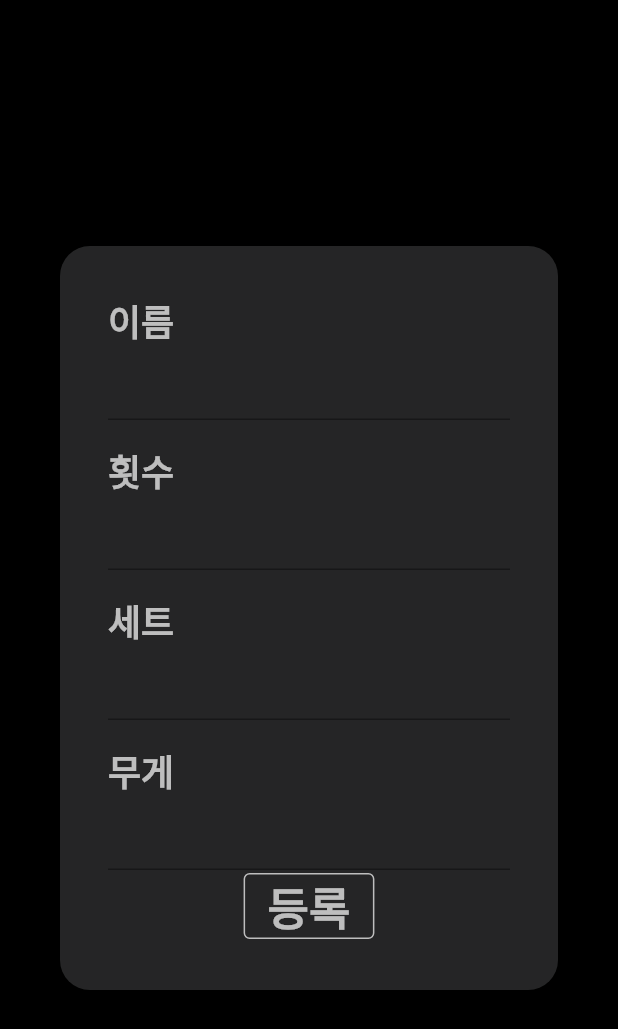
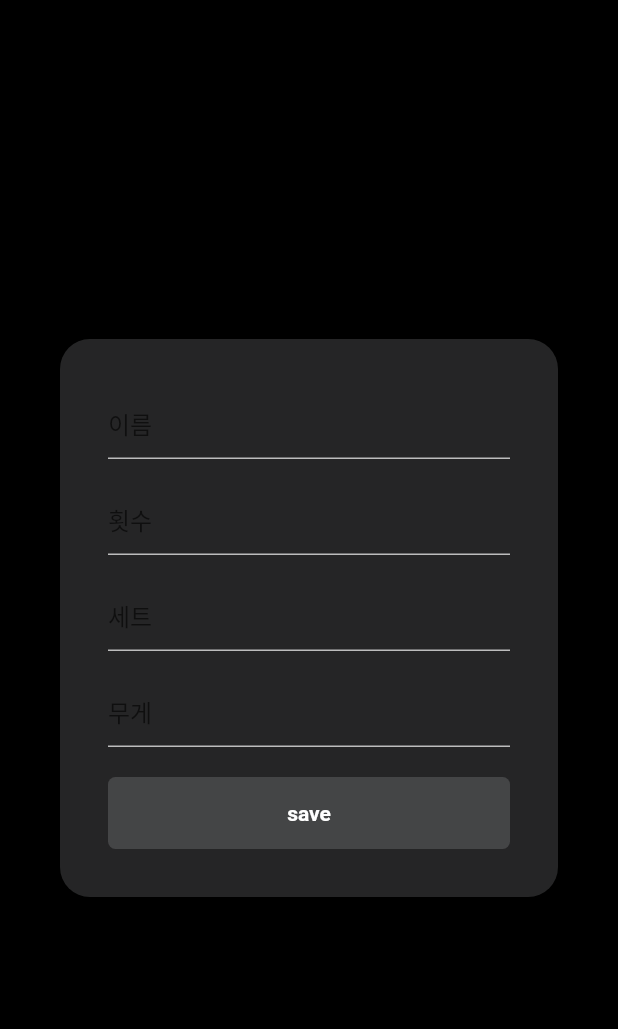
Before and after one commit to MindoongMinjun/workoutApp, a Flutter app: the InputDialog widget shown alone on an empty page, opened directly, on a phone screen of 412 x 824 dp. Shown: the top 1029 px of the screen. Run offline on Flutter 3.47's test engine with Material 2 defaults, Android fonts, the phone set to English and light mode, and no system bars; our stand-ins replace shared_preferences; accounts and stored records are empty.

Commit message:
validate form

```diff
--- a/lib/feature/input_screen/widgets/input_dialog.dart
+++ /dev/null
@@ -1,118 +0,0 @@
-import 'package:flutter/material.dart';
-import 'package:workout_routine/constants/gaps.dart';
-import 'package:workout_routine/constants/sizes.dart';
-
-class InputDialog extends StatefulWidget {
-  const InputDialog({super.key});
-
-  @override
-  State<InputDialog> createState() => _InputDialogState();
-}
-
-class _InputDialogState extends State<InputDialog> {
-  final TextEditingController _textEditingController = TextEditingController();
-  final _formKey = GlobalKey<FormState>();
-  @override
-  Widget build(BuildContext context) {
-    return Dialog(
-      backgroundColor: Theme.of(context).primaryColor,
-      shape: RoundedRectangleBorder(
-        borderRadius: BorderRadius.circular(
-          Sizes.size20,
-        ),
-      ),
-      child: Form(
-        key: _formKey,
-        child: Padding(
-          padding: const EdgeInsets.symmetric(
-            horizontal: Sizes.size32,
-            vertical: Sizes.size32,
-          ),
-          child: Column(
-            mainAxisSize: MainAxisSize.min,
-            crossAxisAlignment: CrossAxisAlignment.start,
-            children: [
-              const Text(
-                '이름',
-                style: TextStyle(
-                  color: Colors.white70,
-                  fontWeight: FontWeight.w600,
-                  fontSize: Sizes.size24,
-                ),
-              ),
-              TextFormField(
-                controller: _textEditingController,
-              ),
-              Gaps.v16,
-              const Text(
-                '횟수',
-                style: TextStyle(
-                  color: Colors.white70,
-                  fontWeight: FontWeight.w600,
-                  fontSize: Sizes.size24,
-                ),
-              ),
-              TextFormField(
-                controller: _textEditingController,
-                validator: (value) {
-                  if (value is! int) return "숫자 입력";
-                  return null;
-                },
-              ),
-              Gaps.v16,
-              const Text(
-                '세트',
-                style: TextStyle(
-                  color: Colors.white70,
-                  fontWeight: FontWeight.w600,
-                  fontSize: Sizes.size24,
-                ),
-              ),
-              TextFormField(
-                controller: _textEditingController,
-                validator: (value) {
-                  if (value is! int) return "숫자 입력";
-                  return null;
-                },
-              ),
-              Gaps.v16,
-              const Text(
-                '무게',
-                style: TextStyle(
-                  color: Colors.white70,
-                  fontWeight: FontWeight.w600,
-                  fontSize: Sizes.size24,
-                ),
-              ),
-              TextFormField(
-                controller: _textEditingController,
-                validator: (value) {
-                  if (value is! int) return "숫자 입력";
-                  return null;
-                },
-              ),
-              Center(
-                child: OutlinedButton(
-                  onPressed: () {},
-                  style: const ButtonStyle(
-                    side: MaterialStatePropertyAll(
-                      BorderSide(color: Colors.white70),
-                    ),
-                  ),
-                  child: const Text(
-                    '등록',
-                    style: TextStyle(
-                      fontSize: 30,
-                      fontWeight: FontWeight.bold,
-                      color: Colors.white70,
-                    ),
-                  ),
-                ),
-              ),
-            ],
-          ),
-        ),
-      ),
-    );
-  }
-}
--- a/lib/feature/home_screen/home_screen.dart
+++ b/lib/feature/screens/home_screen.dart
@@ -1,7 +1,7 @@
 import 'package:flutter/material.dart';
 import 'package:workout_routine/constants/sizes.dart';
-import 'package:workout_routine/feature/home_screen/widgets/workout.dart';
-import 'package:workout_routine/feature/input_screen/input_workout_info.dart';
+import 'package:workout_routine/feature/screens/input_workout_info_screen.dart';
+import 'package:workout_routine/feature/widgets/workout.dart';
 
 class HomeScreen extends StatefulWidget {
   const HomeScreen({super.key});
@@ -22,7 +22,7 @@ class _HomeScreenState extends State<HomeScreen> {
       context,
       MaterialPageRoute(
         fullscreenDialog: true,
-        builder: (BuildContext context) => const InputWorkoutInfo(),
+        builder: (BuildContext context) => const InputWorkoutInfoScreen(),
       ),
     ).then(
       (value) => setState(() {
--- /dev/null
+++ b/lib/feature/widgets/input_dialog.dart
@@ -0,0 +1,185 @@
+import 'package:flutter/material.dart';
+import 'package:shared_preferences/shared_preferences.dart';
+import 'package:workout_routine/constants/gaps.dart';
+import 'package:workout_routine/constants/sizes.dart';
+import 'package:workout_routine/feature/widgets/save_button.dart';
+
+class InputDialog extends StatefulWidget {
+  const InputDialog({super.key});
+
+  @override
+  State<InputDialog> createState() => _InputDialogState();
+}
+
+class _InputDialogState extends State<InputDialog> {
+  final _formKey = GlobalKey<FormState>();
+  final TextEditingController _nameEditingController = TextEditingController();
+  final TextEditingController _timesEditingController = TextEditingController();
+  final TextEditingController _setEditingController = TextEditingController();
+  final TextEditingController _weightEditingController =
+      TextEditingController();
+
+  bool disabled = true;
+  late String name;
+  late int times;
+  late int set;
+  late double weight;
+
+  void _onSaveTap() async {
+    if (_formKey.currentState != null) {
+      if (_formKey.currentState!.validate()) {
+        _formKey.currentState!.save();
+        final SharedPreferences pref = await SharedPreferences.getInstance();
+        await pref.setString('name', name);
+        await pref.setInt('times', times);
+        await pref.setInt('set', set);
+        await pref.setDouble('weight', weight);
+        Navigator.pop(context);
+      }
+    }
+  }
+
+  @override
+  void dispose() {
+    _nameEditingController.dispose();
+    _setEditingController.dispose();
+    _timesEditingController.dispose();
+    _weightEditingController.dispose();
+    super.dispose();
+  }
+
+  @override
+  Widget build(BuildContext context) {
+    return Dialog(
+      backgroundColor: Theme.of(context).primaryColor,
+      shape: RoundedRectangleBorder(
+        borderRadius: BorderRadius.circular(
+          Sizes.size20,
+        ),
+      ),
+      child: Form(
+        key: _formKey,
+        child: Padding(
+          padding: const EdgeInsets.symmetric(
+            horizontal: Sizes.size32,
+            vertical: Sizes.size32,
+          ),
+          child: Column(
+            mainAxisSize: MainAxisSize.min,
+            crossAxisAlignment: CrossAxisAlignment.start,
+            children: [
+              TextFormField(
+                decoration: InputDecoration(
+                  hintText: '이름',
+                  enabledBorder: UnderlineInputBorder(
+                    borderSide: BorderSide(color: Colors.grey.shade400),
+                  ),
+                  focusedBorder: UnderlineInputBorder(
+                    borderSide: BorderSide(color: Colors.grey.shade400),
+                  ),
+                ),
+                controller: _nameEditingController,
+                validator: (value) {
+                  if (value != null && value.isEmpty) {
+                    return '문자를 입력해주세요.';
+                  } else if (value is String) {
+                    return null;
+                  }
+                  return null;
+                },
+                onSaved: (newValue) {
+                  if (newValue != null) {
+                    name = newValue;
+                  }
+                },
+              ),
+              Gaps.v16,
+              TextFormField(
+                decoration: InputDecoration(
+                  hintText: '횟수',
+                  enabledBorder: UnderlineInputBorder(
+                    borderSide: BorderSide(color: Colors.grey.shade400),
+                  ),
+                  focusedBorder: UnderlineInputBorder(
+                    borderSide: BorderSide(color: Colors.grey.shade400),
+                  ),
+                ),
+                controller: _timesEditingController,
+                validator: (value) {
+                  if (value != null && value.isEmpty) {
+                    return '숫자를 입력해주세요.';
+                  } else if (value is int) {
+                    return null;
+                  }
+                  return null;
+                },
+                onSaved: (newValue) {
+                  if (newValue != null) {
+                    times = int.parse(newValue);
+                  }
+                },
+              ),
+              Gaps.v16,
+              TextFormField(
+                decoration: InputDecoration(
+                  hintText: '세트',
+                  enabledBorder: UnderlineInputBorder(
+                    borderSide: BorderSide(color: Colors.grey.shade400),
+                  ),
+                  focusedBorder: UnderlineInputBorder(
+                    borderSide: BorderSide(color: Colors.grey.shade400),
+                  ),
+                ),
+                controller: _setEditingController,
+                validator: (value) {
+                  if (value != null && value.isEmpty) {
+                    return '숫자를 입력해주세요.';
+                  } else if (value is int) {
+                    return null;
+                  }
+                  return null;
+                },
+                onSaved: (newValue) {
+                  if (newValue != null) {
+                    set = int.parse(newValue);
+                  }
+                },
+              ),
+              Gaps.v16,
+              TextFormField(
+                decoration: InputDecoration(
+                  hintText: '무게',
+                  enabledBorder: UnderlineInputBorder(
+                    borderSide: BorderSide(color: Colors.grey.shade400),
+                  ),
+                  focusedBorder: UnderlineInputBorder(
+                    borderSide: BorderSide(color: Colors.grey.shade400),
+                  ),
+                ),
+                controller: _weightEditingController,
+                validator: (value) {
+                  if (value != null && value.isEmpty) {
+                    return '숫자를 입력해주세요.';
+                  } else if (value is double) {
+                    return null;
+                  }
+                  return null;
+                },
+                onSaved: (newValue) {
+                  if (newValue != null) {
+                    weight = double.parse(newValue);
+                  }
+                },
+              ),
+              Gaps.v20,
+              GestureDetector(
+                onTap: _onSaveTap,
+                child: const SaveButton(disabled: true),
+              ),
+            ],
+          ),
+        ),
+      ),
+    );
+  }
+}
--- /dev/null
+++ b/lib/feature/widgets/save_button.dart
@@ -0,0 +1,33 @@
+import 'package:flutter/material.dart';
+import 'package:workout_routine/constants/sizes.dart';
+
+class SaveButton extends StatelessWidget {
+  const SaveButton({
+    super.key,
+    required this.disabled,
+  });
+
+  final bool disabled;
+
+  @override
+  Widget build(BuildContext context) {
+    return FractionallySizedBox(
+      widthFactor: 1,
+      child: AnimatedContainer(
+        padding: const EdgeInsets.symmetric(vertical: Sizes.size16),
+        decoration: BoxDecoration(
+            borderRadius: BorderRadius.circular(Sizes.size5),
+            color: disabled ? Theme.of(context).primaryColor : Colors.black),
+        duration: const Duration(milliseconds: 300),
+        child: Text(
+          'save',
+          textAlign: TextAlign.center,
+          style: TextStyle(
+            color: disabled ? Colors.white : Colors.black,
+            fontWeight: FontWeight.w600,
+          ),
+        ),
+      ),
+    );
+  }
+}
--- a/lib/main.dart
+++ b/lib/main.dart
@@ -1,5 +1,5 @@
 import 'package:flutter/material.dart';
-import 'package:workout_routine/feature/home_screen/home_screen.dart';
+import 'package:workout_routine/feature/screens/home_screen.dart';
 
 void main() {
   runApp(const MyApp());
```
Also changed, not shown: lib/feature/input_screen/widgets/workout_set.dart (deleted, +0 -29 lines), lib/feature/screens/input_workout_info_screen.dart (renamed from lib/feature/input_screen/input_workout_info.dart, +6 -9 lines), lib/feature/widgets/workout_set.dart (added, +41 -0 lines), lib/feature/widgets/workout.dart (renamed from lib/feature/home_screen/widgets/workout.dart), 3 other files.
